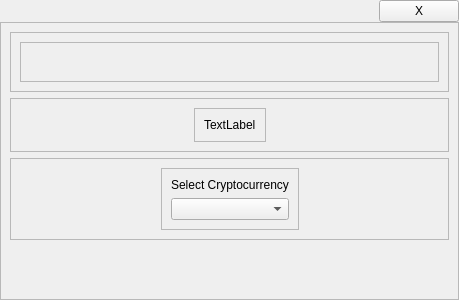
Qt form desktop/ui/donations.ui (talonlab/hdwallet-desktop) before a commit.
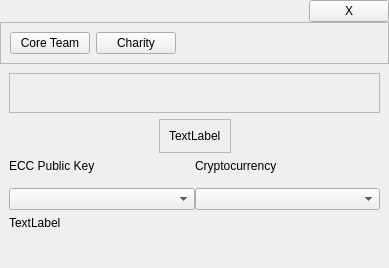
The same form after that commit.

Commit message: Update: removed passphrase from monero and core team ui added

Diff of the .ui file:
```diff
--- a/desktop/ui/donations.ui
+++ b/desktop/ui/donations.ui
@@ -6,8 +6,8 @@
    <rect>
     <x>0</x>
     <y>0</y>
-    <width>459</width>
-    <height>300</height>
+    <width>389</width>
+    <height>268</height>
    </rect>
   </property>
   <property name="windowTitle">
@@ -65,16 +65,62 @@
      <property name="frameShadow">
       <enum>QFrame::Raised</enum>
      </property>
+     <layout class="QHBoxLayout" name="horizontalLayout_10">
+      <item>
+       <widget class="QPushButton" name="donationsCoreTeamQPushButton">
+        <property name="text">
+         <string>Core Team</string>
+        </property>
+       </widget>
+      </item>
+      <item>
+       <widget class="QPushButton" name="donationsCharityQPushButton">
+        <property name="text">
+         <string>Charity</string>
+        </property>
+       </widget>
+      </item>
+      <item>
+       <spacer name="horizontalSpacer_8">
+        <property name="orientation">
+         <enum>Qt::Horizontal</enum>
+        </property>
+        <property name="sizeHint" stdset="0">
+         <size>
+          <width>40</width>
+          <height>20</height>
+         </size>
+        </property>
+       </spacer>
+      </item>
+     </layout>
+    </widget>
+   </item>
+   <item>
+    <widget class="QStackedWidget" name="stackedWidget">
+     <property name="currentIndex">
+      <number>0</number>
+     </property>
+     <widget class="QWidget" name="stackedWidgetPage1" native="true">
      <layout class="QVBoxLayout" name="verticalLayout">
       <item>
        <widget class="QFrame" name="frame_2">
-        <property name="frameShape">
-         <enum>QFrame::StyledPanel</enum>
-        </property>
-        <property name="frameShadow">
-         <enum>QFrame::Raised</enum>
-        </property>
         <layout class="QHBoxLayout" name="horizontalLayout">
+          <property name="spacing">
+           <number>0</number>
+          </property>
+          <property name="leftMargin">
+           <number>0</number>
+          </property>
+          <property name="topMargin">
+           <number>0</number>
+          </property>
+          <property name="rightMargin">
+           <number>0</number>
+          </property>
+          <property name="bottomMargin">
+           <number>0</number>
+          </property>
          <item>
           <widget class="QFrame" name="frame_5">
            <property name="frameShape">
@@ -98,7 +144,7 @@
              </spacer>
             </item>
             <item>
-             <layout class="QHBoxLayout" name="horizontalLayout_2"/>
+              <layout class="QHBoxLayout" name="donationsQRCodeQHBoxLayout"/>
             </item>
             <item>
              <spacer name="horizontalSpacer_2">
@@ -121,13 +167,22 @@
       </item>
       <item>
        <widget class="QFrame" name="frame_3">
-        <property name="frameShape">
-         <enum>QFrame::StyledPanel</enum>
-        </property>
-        <property name="frameShadow">
-         <enum>QFrame::Raised</enum>
-        </property>
         <layout class="QHBoxLayout" name="horizontalLayout_5">
+          <property name="spacing">
+           <number>0</number>
+          </property>
+          <property name="leftMargin">
+           <number>0</number>
+          </property>
+          <property name="topMargin">
+           <number>0</number>
+          </property>
+          <property name="rightMargin">
+           <number>0</number>
+          </property>
+          <property name="bottomMargin">
+           <number>0</number>
+          </property>
          <item>
           <spacer name="horizontalSpacer_3">
            <property name="orientation">
@@ -151,7 +206,7 @@
            </property>
            <layout class="QHBoxLayout" name="horizontalLayout_4">
             <item>
-             <widget class="QLabel" name="label">
+              <widget class="QLabel" name="donationsAddressQLabel">
               <property name="text">
                <string>TextLabel</string>
               </property>
@@ -178,62 +233,92 @@
       </item>
       <item>
        <widget class="QFrame" name="frame_4">
-        <property name="frameShape">
-         <enum>QFrame::StyledPanel</enum>
-        </property>
-        <property name="frameShadow">
-         <enum>QFrame::Raised</enum>
-        </property>
         <layout class="QHBoxLayout" name="horizontalLayout_6">
+          <property name="spacing">
+           <number>0</number>
+          </property>
+          <property name="leftMargin">
+           <number>0</number>
+          </property>
+          <property name="topMargin">
+           <number>0</number>
+          </property>
+          <property name="rightMargin">
+           <number>0</number>
+          </property>
+          <property name="bottomMargin">
+           <number>0</number>
+          </property>
          <item>
-          <spacer name="horizontalSpacer_5">
-           <property name="orientation">
-            <enum>Qt::Horizontal</enum>
-           </property>
-           <property name="sizeHint" stdset="0">
-            <size>
-             <width>40</width>
-             <height>20</height>
-            </size>
-           </property>
-          </spacer>
+           <widget class="QFrame" name="frame_9">
+            <layout class="QVBoxLayout" name="verticalLayout_4">
+             <property name="spacing">
+              <number>15</number>
+             </property>
+             <property name="leftMargin">
+              <number>0</number>
+             </property>
+             <property name="topMargin">
+              <number>0</number>
+             </property>
+             <property name="rightMargin">
+              <number>0</number>
+             </property>
+             <property name="bottomMargin">
+              <number>0</number>
+             </property>
+             <item>
+              <widget class="QLabel" name="label_3">
+               <property name="text">
+                <string>ECC Public Key</string>
+               </property>
+              </widget>
+             </item>
+             <item>
+              <widget class="QComboBox" name="donationsECCPublicKeyQComboBox"/>
+             </item>
+            </layout>
+           </widget>
          </item>
          <item>
           <widget class="QFrame" name="frame_7">
-           <property name="frameShape">
-            <enum>QFrame::StyledPanel</enum>
-           </property>
-           <property name="frameShadow">
-            <enum>QFrame::Raised</enum>
-           </property>
            <layout class="QVBoxLayout" name="verticalLayout_3">
+             <property name="spacing">
+              <number>15</number>
+             </property>
+             <property name="leftMargin">
+              <number>0</number>
+             </property>
+             <property name="topMargin">
+              <number>0</number>
+             </property>
+             <property name="rightMargin">
+              <number>0</number>
+             </property>
+             <property name="bottomMargin">
+              <number>0</number>
+             </property>
             <item>
              <widget class="QLabel" name="label_2">
               <property name="text">
-               <string>Select Cryptocurrency</string>
+                <string>Cryptocurrency</string>
               </property>
              </widget>
             </item>
             <item>
-             <widget class="QComboBox" name="comboBox"/>
+              <widget class="QComboBox" name="donationsCryptocurrencyQComboBox"/>
             </item>
            </layout>
           </widget>
          </item>
+         </layout>
+        </widget>
+       </item>
          <item>
-          <spacer name="horizontalSpacer_6">
-           <property name="orientation">
-            <enum>Qt::Horizontal</enum>
-           </property>
-           <property name="sizeHint" stdset="0">
-            <size>
-             <width>40</width>
-             <height>20</height>
-            </size>
-           </property>
-          </spacer>
-         </item>
-        </layout>
+        <widget class="QLabel" name="donationsDetailsQLabel">
+         <property name="text">
+          <string>TextLabel</string>
+         </property>
        </widget>
       </item>
       <item>
@@ -250,6 +335,8 @@
        </spacer>
       </item>
      </layout>
+     </widget>
+     <widget class="QWidget" name="stackedWidgetPage2" native="true"/>
     </widget>
    </item>
   </layout>
```
Lines whose indentation alone changed are shown as unchanged. The commit also changes 3 other files.
